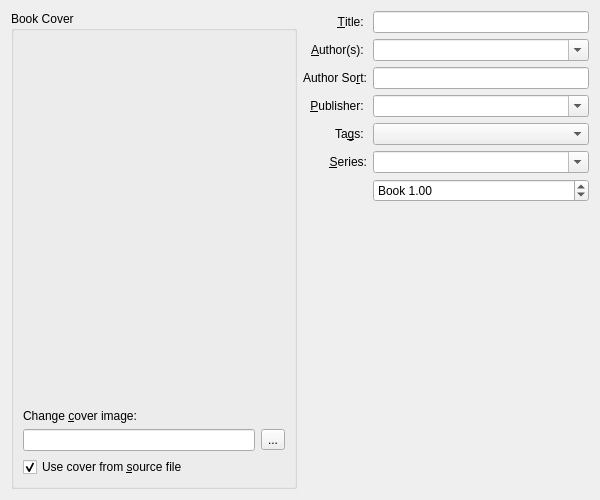
Qt form src/calibre/gui2/convert/metadata.ui (debian-calibre/calibre) before a commit.
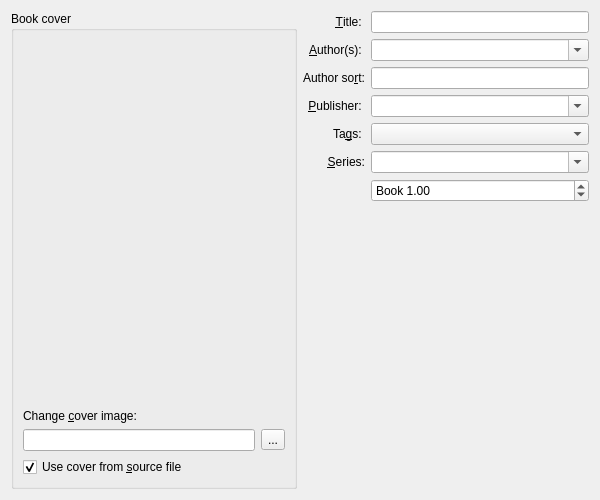
The same form after that commit. Icons and pictures are not drawn. Custom widgets are drawn as their Qt base class.

What changed in the file:
```diff
--- a/src/calibre/gui2/convert/metadata.ui
+++ b/src/calibre/gui2/convert/metadata.ui
@@ -17,7 +17,7 @@
    <item>
     <widget class="QGroupBox" name="groupBox_4">
      <property name="title">
-      <string>Book Cover</string>
+      <string>Book cover</string>
      </property>
      <layout class="QGridLayout" name="_2">
       <item row="1" column="0">
@@ -139,7 +139,7 @@
        <item row="2" column="0">
         <widget class="QLabel" name="label_6">
          <property name="text">
-          <string>Author So&amp;rt:</string>
+          <string>Author so&amp;rt:</string>
          </property>
          <property name="alignment">
           <set>Qt::AlignRight|Qt::AlignTrailing|Qt::AlignVCenter</set>
```
